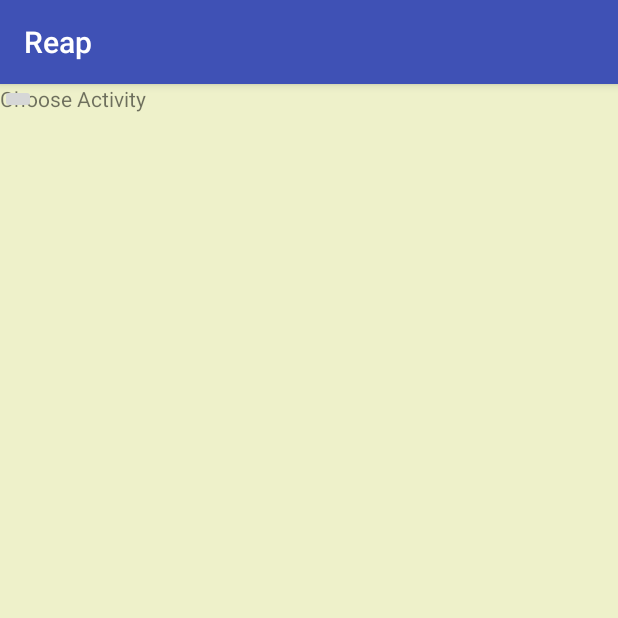
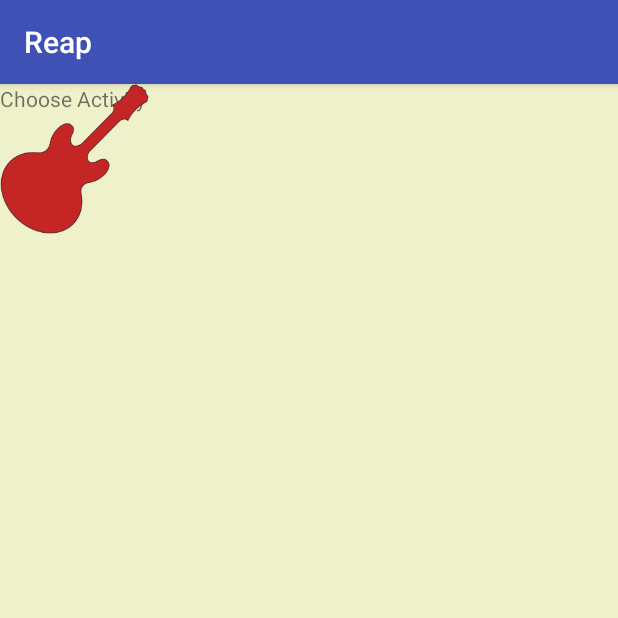
Before and after one commit to dmangames/Reap, an Android app: the fragment ChooseActivityFragment placed in its activity, on a phone screen of 412 x 824 dp, the top half of it. Run offline under Robolectric (Android 15) with nearby library versions, the phone set to English and light mode, and no system bars; our stand-ins replace ButterKnife, EventBus.

Commit message:
rudimentary choose activity screen implemented with default guitar activity

```diff
--- a/app/src/main/java/dmangames/team4/reap/fragments/ChooseActivityFragment.java
+++ b/app/src/main/java/dmangames/team4/reap/fragments/ChooseActivityFragment.java
@@ -4,12 +4,17 @@ import android.os.Bundle;
 import android.view.LayoutInflater;
 import android.view.View;
 import android.view.ViewGroup;
+import android.widget.ImageButton;
 
+import org.greenrobot.eventbus.EventBus;
+import org.greenrobot.eventbus.Subscribe;
+
+import butterknife.Bind;
 import dmangames.team4.reap.R;
 import dmangames.team4.reap.activities.MainActivity;
 import dmangames.team4.reap.annotations.Layout;
 import dmangames.team4.reap.events.ChooseActivityEvent;
-import dmangames.team4.reap.objects.ActivityObject;
+import dmangames.team4.reap.events.ChooseFragmentEvent;
 
 /**
  * Fragment allowing user to pick current activity
@@ -17,9 +22,28 @@ import dmangames.team4.reap.objects.ActivityObject;
  */
 @Layout(R.layout.fragment_choose_activity)
 public class ChooseActivityFragment extends ReapFragment {
+
+    EventBus bus;
+
+
+    @Bind(R.id.guitar_activity) ImageButton guitar_activity_icon;
+
     @Override
     public View onCreateView(LayoutInflater inf, ViewGroup parent, Bundle savedInstanceState) {
-        return super.onCreateView(inf, parent, savedInstanceState);
+        View view = super.onCreateView(inf, parent, savedInstanceState);
+        bus = ((MainActivity)getActivity()).bus();
+
+        guitar_activity_icon.setOnClickListener(new View.OnClickListener() {
+            @Override
+            public void onClick(View v) {
+                ReapFragment fragment = TimerFragment.newInstance(TimerFragment.State.CHOOSE_TIMER, R.color.timer_blue, R.drawable.classic_acoustic_guitar, 0L);
+                bus.post(new ChooseFragmentEvent(fragment));
+
+            }
+
+        });
+
+        return view;
     }
 
     public static ChooseActivityFragment newInstance() {
@@ -29,4 +53,12 @@ public class ChooseActivityFragment extends ReapFragment {
         fragment.setArguments(args);
         return fragment;
     }
+
+    //TODO: Placeholder subscribe, Eventbus throws errors if you register and don't have a subscribe
+    @Subscribe
+    public void onActivityChosen(ChooseActivityEvent event) {
+
+    }
+
+
 }
--- a/app/src/main/java/dmangames/team4/reap/fragments/ReapFragment.java
+++ b/app/src/main/java/dmangames/team4/reap/fragments/ReapFragment.java
@@ -28,15 +28,19 @@ public class ReapFragment extends Fragment {
                     format("Fragment %s is missing @Layout specification", cls.getName()));
         }
 
-        ((MainActivity) getActivity()).bus().register(this);
         View view = inf.inflate(cls.getAnnotation(Layout.class).value(), parent, false);
         ButterKnife.bind(this, view);
         return view;
     }
 
+    @Override
+    public void onStart() {
+        super.onStart();
+        ((MainActivity) getActivity()).bus().register(this);
+    }
+
     @Override public void onStop() {
+        ((MainActivity) getActivity()).bus().unregister(this);
         super.onStop();
-
-        ((MainActivity) getActivity()).bus().unregister(this);
     }
 }
--- a/app/src/main/java/dmangames/team4/reap/fragments/TimerFragment.java
+++ b/app/src/main/java/dmangames/team4/reap/fragments/TimerFragment.java
@@ -100,18 +100,6 @@ public class TimerFragment extends ReapFragment implements SecondListener {
     }
 
     @Override
-    public void onStart() {
-        super.onStart();
-        bus.register(this);
-    }
-
-    @Override
-    public void onStop() {
-        bus.unregister(this);
-        super.onStop();
-    }
-
-    @Override
     public View onCreateView(LayoutInflater inf, ViewGroup parent, Bundle savedInstanceState) {
         View view = super.onCreateView(inf, parent, savedInstanceState);
 
--- a/app/src/main/res/layout/fragment_choose_activity.xml
+++ b/app/src/main/res/layout/fragment_choose_activity.xml
@@ -11,7 +11,11 @@
         android:text="Choose Activity"/>
 
     <ImageButton
-        android:layout_width="wrap_content"
-        android:layout_height="wrap_content" />
+        android:id="@+id/guitar_activity"
+        android:layout_width="100dp"
+        android:layout_height="100dp"
+        android:scaleType="centerInside"
+        android:background="@android:color/transparent"
+        android:src="@drawable/classic_acoustic_guitar"/>
 
 </FrameLayout>
--- a/app/src/main/res/layout/fragment_timer.xml
+++ b/app/src/main/res/layout/fragment_timer.xml
@@ -4,6 +4,7 @@
              xmlns:tools="http://schemas.android.com/tools"
              android:layout_width="match_parent"
              android:layout_height="match_parent"
+             android:background="@color/sand"
              android:orientation="vertical">
 
     <TextView
```
Also changed, not shown: app/src/main/res/drawable-hdpi/classic_acoustic_guitar.png (added), app/src/main/res/drawable-mdpi/classic_acoustic_guitar.png (added), app/src/main/res/drawable-xhdpi/classic_acoustic_guitar.png (added), app/src/main/res/drawable-xxhdpi/classic_acoustic_guitar.png (added).
